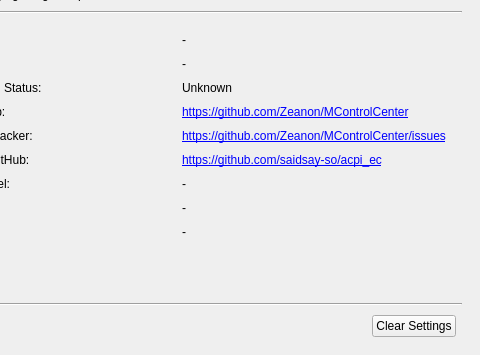
Before: the Qt Designer form src/mainwindow.ui in Zeanon/MControlCenter, drawn with Qt 5; both pictures show x 100 to 580 and y 125 to 480 of the 580 by 480 pixel window.
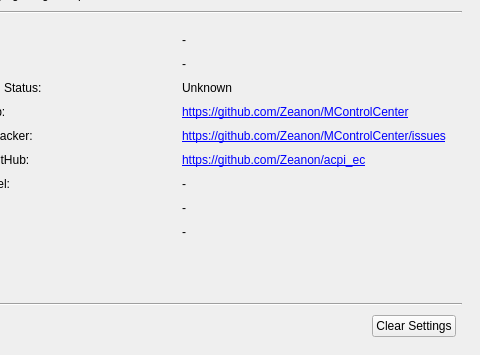
After: the same form once the commit is applied. The open tabs and pages were chosen to show the change. Icons and pictures are not drawn.

Diff of the .ui file:
```diff
--- a/src/mainwindow.ui
+++ b/src/mainwindow.ui
@@ -2162,7 +2162,7 @@
           <item row="5" column="1">
            <widget class="QLabel" name="AcpiEcGitHubLabel">
             <property name="text">
-             <string notr="true">&lt;a href=&quot;https://github.com/saidsay-so/acpi_ec&quot;&gt;https://github.com/saidsay-so/acpi_ec&lt;/a&gt;</string>
+             <string notr="true">&lt;a href=&quot;https://github.com/Zeanon/acpi_ec&quot;&gt;https://github.com/Zeanon/acpi_ec&lt;/a&gt;</string>
             </property>
             <property name="openExternalLinks">
              <bool>true</bool>
```
